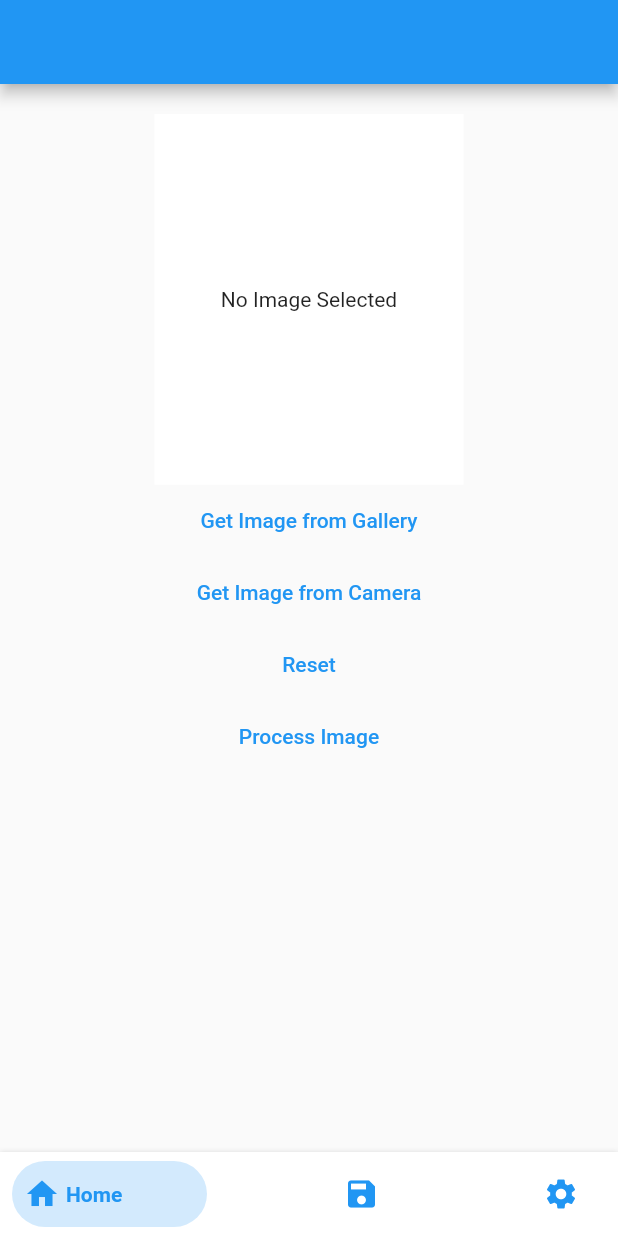
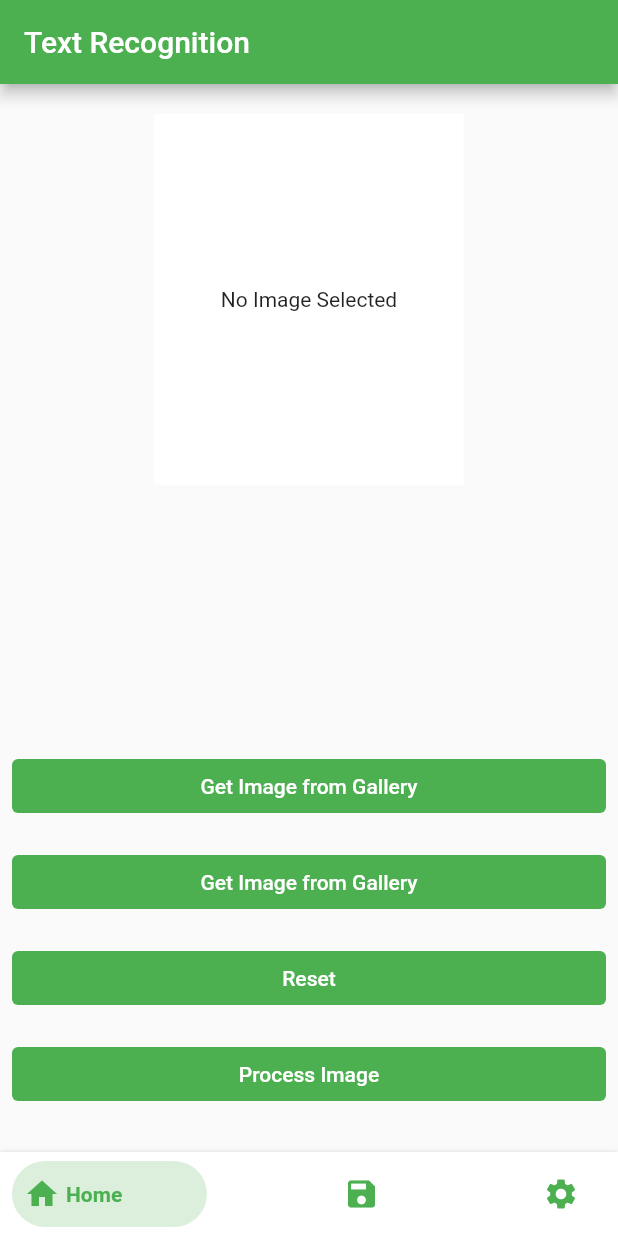
Before and after one commit to gyatashoa/text_recognition, a Flutter app: the screen it shows after launch, on a phone screen of 412 x 824 dp. Run offline on Flutter 3.47's test engine with Material 2 defaults, Android fonts, the phone set to English and light mode, and no system bars; drawn by our look-alikes of bottom_navy_bar; our stand-ins replace image_picker, lottie, open_file; missing offline and left inert: google_ml_kit, syncfusion_flutter_pdf.

Commit message:
final work done

```diff
--- a/lib/main.dart
+++ b/lib/main.dart
@@ -1,5 +1,7 @@
 import 'package:flutter/material.dart';
+import 'package:provider/provider.dart';
 
+import 'provider/loading_provider.dart';
 import 'ui/home.dart';
 
 void main() {
@@ -10,12 +12,19 @@ class MyApp extends StatelessWidget {
   // This widget is the root of your application.
   @override
   Widget build(BuildContext context) {
-    return MaterialApp(
-      title: 'Flutter Demo',
-      theme: ThemeData(
-        primarySwatch: Colors.blue,
+    return MultiProvider(
+      providers: [
+        ChangeNotifierProvider<LoadingProvider>(
+            create: (_) => LoadingProvider())
+      ],
+      builder: (ctx, widget) => widget!,
+      child: MaterialApp(
+        title: 'Text Recognition',
+        theme: ThemeData(
+          primarySwatch: Colors.green,
+        ),
+        home: Home(),
       ),
-      home: Home(),
     );
   }
 }
--- /dev/null
+++ b/lib/provider/loading_provider.dart
@@ -0,0 +1,15 @@
+import 'package:flutter/cupertino.dart';
+
+class LoadingProvider with ChangeNotifier {
+  late bool _state;
+  LoadingProvider() {
+    this._state = false;
+  }
+
+  set setLoading(bool state) {
+    this._state = state;
+    notifyListeners();
+  }
+
+  bool get isLoading => this._state;
+}
--- a/lib/ui/home.dart
+++ b/lib/ui/home.dart
@@ -1,5 +1,8 @@
 import 'package:bottom_navy_bar/bottom_navy_bar.dart';
 import 'package:flutter/material.dart';
+import 'package:lottie/lottie.dart';
+import 'package:provider/provider.dart';
+import 'package:text_recognition/provider/loading_provider.dart';
 import 'package:text_recognition/ui/homepage.dart';
 import 'package:text_recognition/ui/saved.dart';
 import 'package:text_recognition/ui/settings.dart';
@@ -16,16 +19,16 @@ class _HomeState extends State<Home> {
     BottomNavyBarItem(
       icon: Icon(Icons.home),
       title: Text('Home'),
-      activeColor: Colors.blue,
+      activeColor: Colors.green,
     ),
     BottomNavyBarItem(
         icon: Icon(Icons.save),
-        title: Text('Pinned'),
-        activeColor: Colors.blue),
+        title: Text('Saved'),
+        activeColor: Colors.green),
     BottomNavyBarItem(
         icon: Icon(Icons.settings),
         title: Text('Settings'),
-        activeColor: Colors.blue),
+        activeColor: Colors.green),
   ];
 
   List<Widget> _bodies = [HomePage(), Saved(), Settings()];
@@ -34,9 +37,14 @@ class _HomeState extends State<Home> {
 
   @override
   Widget build(BuildContext context) {
+    final provider = Provider.of<LoadingProvider>(context);
     return SafeArea(
-      child: Scaffold(
-        appBar: AppBar(),
+      child: Stack(
+        children: [
+          Scaffold(
+            appBar: AppBar(
+              title: Text("Text Recognition"),
+            ),
             body: _bodies[_currentIndex],
             bottomNavigationBar: BottomNavyBar(
               selectedIndex: _currentIndex,
@@ -48,6 +56,16 @@ class _HomeState extends State<Home> {
               },
             ),
           ),
+          provider.isLoading
+              ? Positioned.fill(
+                  child: Container(
+                  color: Colors.black.withOpacity(.9),
+                  child:
+                      Lottie.asset('assets/animations/9305-loading-bloob.zip'),
+                ))
+              : SizedBox.shrink(),
+        ],
+      ),
     );
   }
 }
--- a/lib/ui/homepage.dart
+++ b/lib/ui/homepage.dart
@@ -1,9 +1,9 @@
-import 'dart:io';
 import 'dart:typed_data';
-
 import 'package:flutter/material.dart';
 import 'package:google_ml_kit/google_ml_kit.dart';
 import 'package:image_picker/image_picker.dart';
+import 'package:provider/provider.dart';
+import 'package:text_recognition/provider/loading_provider.dart';
 import 'package:text_recognition/ui/show_processed_text_screen.dart';
 
 class HomePage extends StatefulWidget {
@@ -47,16 +47,18 @@ class _HomePageState extends State<HomePage> {
     setState(() {});
   }
 
-  void processImage() async {
+  void processImage(LoadingProvider provider) async {
     if (currentPath == null) {
       ScaffoldMessenger.of(context)
           .showSnackBar(SnackBar(content: Text("No Image Selected!")));
       return;
     }
     try {
+      provider.setLoading = true;
       final inputImage = InputImage.fromFilePath(currentPath!);
       final textDetector = GoogleMlKit.vision.textDetector();
       final recognisedText = await textDetector.processImage(inputImage);
+      provider.setLoading = false;
       Navigator.of(context).push(MaterialPageRoute(builder: (_) {
         return ShowProcessedText(recognisedText);
       }));
@@ -86,15 +88,51 @@ class _HomePageState extends State<HomePage> {
                     : Image.memory(currentImage!),
               ),
             ),
-            TextButton(
-                onPressed: getImageFromGallery,
-                child: Text("Get Image from Gallery")),
-            TextButton(
-                onPressed: getImageFromCamera,
-                child: Text("Get Image from Camera")),
-            TextButton(onPressed: reset, child: Text("Reset")),
-            TextButton(onPressed: processImage, child: Text("Process Image"))
+            Expanded(child: Container()),
+            _Btn(
+              getImageFromGallery,
+              context,
+              text: "Get Image from Gallery",
+            ),
+            _Btn(
+              getImageFromCamera,
+              context,
+              text: "Get Image from Gallery",
+            ),
+            _Btn(
+              reset,
+              context,
+              text: "Reset",
+            ),
+            Consumer<LoadingProvider>(builder: (_, provider, widget) {
+              return _Btn(() => processImage(provider), context,
+                  text: "Process Image");
+            }),
+            SizedBox(
+              height: 20,
+            )
           ],
         ));
   }
 }
+
+class _Btn extends Padding {
+  final VoidCallback func;
+  final String text;
+  final BuildContext context;
+  _Btn(
+    this.func,
+    this.context, {
+    this.text = "",
+  }) : super(
+          padding: const EdgeInsets.all(8.0),
+          child: Container(
+              width: MediaQuery.of(context).size.width,
+              child: TextButton(
+                  style: TextButton.styleFrom(
+                    backgroundColor: Colors.green,
+                  ),
+                  onPressed: func,
+                  child: Text(text, style: TextStyle(color: Colors.white)))),
+        );
+}
--- a/lib/ui/saved.dart
+++ b/lib/ui/saved.dart
@@ -1,6 +1,7 @@
 import 'dart:io';
 
 import 'package:flutter/material.dart';
+import 'package:lottie/lottie.dart';
 import 'package:open_file/open_file.dart';
 import 'package:path_provider/path_provider.dart';
 
@@ -57,13 +58,23 @@ class _SavedState extends State<Saved> {
     return Container(
       child: files == null
           ? Center(
-              child: Text("No pdfs saved!"),
+              child: Column(
+                children: [
+                  Lottie.asset('assets/animations/empty.zip'),
+                  Text(
+                    "No Pdfs Saved!",
+                    style: TextStyle(fontSize: 22),
+                  )
+                ],
+              ),
             )
-          : ListView.builder(
+          : ListView.separated(
+              separatorBuilder: (ctx, i) => Divider(),
               itemBuilder: (_, i) {
                 var chunks = files![i].path.split("/");
                 String name = chunks.last;
                 return ListTile(
+                  leading: Icon(Icons.file_present),
                   title: Text(name),
                   onTap: () => onFilePressed(files![i]),
                 );
--- a/lib/ui/settings.dart
+++ b/lib/ui/settings.dart
@@ -11,7 +11,11 @@ class Settings extends StatelessWidget {
           ListTile(
             title: Text("About App"),
             onTap: () {
-              showAboutDialog(context: context);
+              showAboutDialog(
+                  context: context,
+                  applicationName: "Text Recognition",
+                  applicationVersion: "1.0.0",
+                  applicationIcon: FlutterLogo());
             },
           )
         ]),
```
Also changed, not shown: pubspec.yaml (+5 -5 lines), pubspec.lock, 2 other files. Lines whose indentation alone changed are shown as unchanged.
